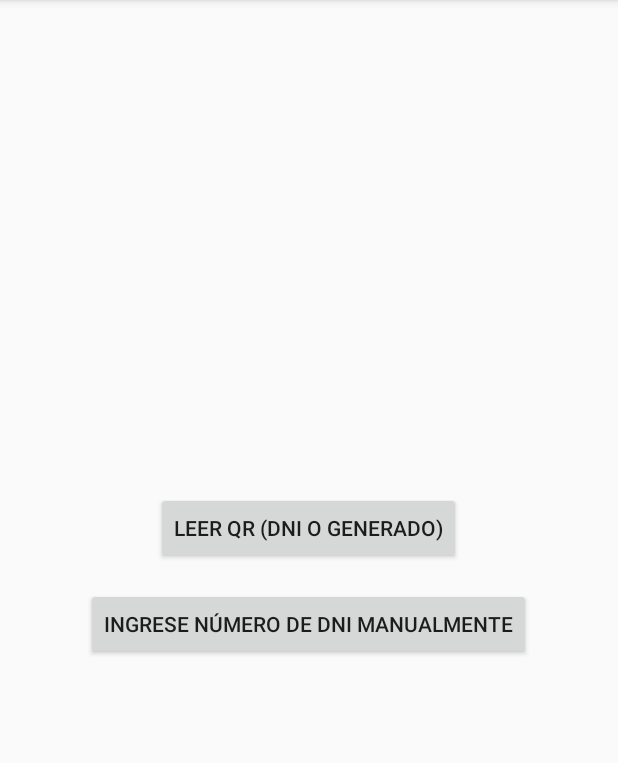
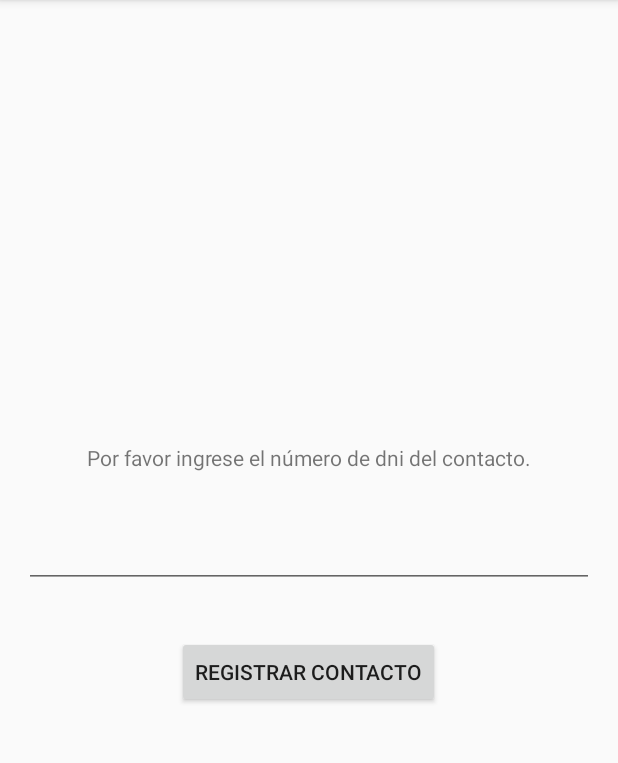
Before and after one commit to lsia/COVID-19, an Android app: the ContactActivity screen opened directly, with no data from a screen before it, after a tap on "INGRESE NÚMERO DE DNI MANUALMENTE", on a phone screen of 412 x 824 dp, the part 84-847 px from its top. Run offline under Robolectric (Android 15) with nearby library versions, the phone set to English and light mode, and no system bars.

Commit message:
Add manual contact

```diff
--- a/android/app/src/main/AndroidManifest.xml
+++ b/android/app/src/main/AndroidManifest.xml
@@ -25,7 +25,9 @@
         </activity>
 
         <activity android:name=".view.activities.DniActivity" />
-        <activity android:name=".view.activities.contact.ContactActivity" />
+        <activity
+            android:name=".view.activities.contact.ContactActivity"
+            android:windowSoftInputMode="adjustResize" />
 
         <activity
             android:name="com.journeyapps.barcodescanner.CaptureActivity"
--- a/android/app/src/main/java/com/fiuba/cuarentenainteligente/model/contact/Person.kt
+++ b/android/app/src/main/java/com/fiuba/cuarentenainteligente/model/contact/Person.kt
@@ -6,8 +6,8 @@ import kotlinx.android.parcel.Parcelize
 @Parcelize
 data class Person(
     val dni: String,
-    val name: String,
-    val lastName: String,
-    val gender: String,
-    val birthdate: String
+    val name: String? = null,
+    val lastName: String? = null,
+    val gender: String? = null,
+    val birthdate: String? = null
 ) : Parcelable
--- a/android/app/src/main/java/com/fiuba/cuarentenainteligente/view/activities/contact/ContactActivity.kt
+++ b/android/app/src/main/java/com/fiuba/cuarentenainteligente/view/activities/contact/ContactActivity.kt
@@ -19,6 +19,7 @@ import com.fiuba.cuarentenainteligente.utils.GpsUtils.Companion.GPS_REQUEST
 import com.fiuba.cuarentenainteligente.utils.GpsUtils.Companion.LOCATION_REQUEST
 import com.fiuba.cuarentenainteligente.view.fragments.contact.ContactCongrats
 import com.fiuba.cuarentenainteligente.view.fragments.contact.ContactSelectorFragment
+import com.fiuba.cuarentenainteligente.view.fragments.contact.ManualContactFragment
 import com.fiuba.cuarentenainteligente.view.fragments.contact.QrReaderFragment
 import com.fiuba.cuarentenainteligente.viewmodel.location.LocationViewModel
 
@@ -144,6 +145,14 @@ class ContactActivity : AppCompatActivity() {
         }
     }
 
+    fun replaceToManualContactFragment() {
+        supportFragmentManager.commit {
+            addToBackStack(ManualContactFragment.TAG)
+            setTransition(FragmentTransaction.TRANSIT_FRAGMENT_FADE)
+            replace(R.id.contact_container, ManualContactFragment.newInstance())
+        }
+    }
+
     fun replaceToContactCongratsFragment(person: Person) {
         supportFragmentManager.commit {
             addToBackStack(QrReaderFragment.TAG)
@@ -169,4 +178,5 @@ class ContactActivity : AppCompatActivity() {
             super.onBackPressed()
         }
     }
+
 }
--- a/android/app/src/main/java/com/fiuba/cuarentenainteligente/view/fragments/contact/ContactSelectorFragment.kt
+++ b/android/app/src/main/java/com/fiuba/cuarentenainteligente/view/fragments/contact/ContactSelectorFragment.kt
@@ -31,7 +31,7 @@ class ContactSelectorFragment : Fragment() {
             (activity as ContactActivity).replaceToQrFragment()
         }
         manual_contact_button.setOnClickListener {
-
+            (activity as ContactActivity).replaceToManualContactFragment()
         }
     }
 }
--- /dev/null
+++ b/android/app/src/main/java/com/fiuba/cuarentenainteligente/view/fragments/contact/ManualContactFragment.kt
@@ -0,0 +1,42 @@
+package com.fiuba.cuarentenainteligente.view.fragments.contact
+
+import android.os.Bundle
+import android.view.LayoutInflater
+import android.view.View
+import android.view.ViewGroup
+import android.widget.Toast
+import androidx.fragment.app.Fragment
+import com.fiuba.cuarentenainteligente.R
+import com.fiuba.cuarentenainteligente.model.contact.Person
+import com.fiuba.cuarentenainteligente.view.activities.contact.ContactActivity
+import kotlinx.android.synthetic.main.fragment_manual_contact.*
+
+class ManualContactFragment : Fragment() {
+    companion object {
+        val TAG = ManualContactFragment::class.java.simpleName
+
+        fun newInstance(): ManualContactFragment {
+            return ManualContactFragment()
+        }
+    }
+
+    override fun onCreateView(
+        inflater: LayoutInflater,
+        container: ViewGroup?,
+        savedInstanceState: Bundle?
+    ): View? {
+        return inflater.inflate(R.layout.fragment_manual_contact, container, false)
+    }
+
+    override fun onViewCreated(view: View, savedInstanceState: Bundle?) {
+        super.onViewCreated(view, savedInstanceState)
+        contact_registration_button.setOnClickListener {
+            if (contact_registration_editText.text.isNotEmpty()) {
+                (activity as ContactActivity).replaceToContactCongratsFragment(Person(dni = contact_registration_editText.text.toString()))
+            } else {
+                Toast.makeText(context, R.string.manual_contact_empty_menssage, Toast.LENGTH_LONG)
+                    .show()
+            }
+        }
+    }
+}
--- /dev/null
+++ b/android/app/src/main/res/layout/fragment_manual_contact.xml
@@ -0,0 +1,31 @@
+<?xml version="1.0" encoding="utf-8"?>
+<LinearLayout xmlns:android="http://schemas.android.com/apk/res/android"
+    android:layout_width="match_parent"
+    android:layout_height="match_parent"
+    android:gravity="center"
+    android:orientation="vertical">
+
+    <TextView
+        android:id="@+id/textView2"
+        android:layout_width="wrap_content"
+        android:layout_height="wrap_content"
+        android:layout_margin="@dimen/default_margin"
+        android:text="@string/manual_contact_message" />
+
+    <EditText
+        android:id="@+id/contact_registration_editText"
+        android:layout_width="match_parent"
+        android:layout_height="wrap_content"
+        android:layout_margin="@dimen/default_margin"
+        android:gravity="center"
+        android:inputType="number" />
+
+    <Button
+        android:id="@+id/contact_registration_button"
+        android:layout_width="wrap_content"
+        android:layout_height="wrap_content"
+        android:layout_margin="@dimen/default_margin"
+        android:text="@string/manual_contact_registration" />
+
+
+</LinearLayout>
--- a/android/app/src/main/res/values/strings.xml
+++ b/android/app/src/main/res/values/strings.xml
@@ -8,4 +8,7 @@
     <string name="location_permission_request_message">Por favor para poder tener mejores resultados en la detección de posibles casos, recomendamos acepte dar permisos para obtener su localización. Muchas gracias</string>
     <string name="acept">Aceptar</string>
     <string name="camera_error_message">Se necesitan permisos a la camaera para utilizar esta funcionalidad.</string>
+    <string name="manual_contact_message">Por favor ingrese el número de dni del contacto.</string>
+    <string name="manual_contact_registration">Registrar contacto</string>
+    <string name="manual_contact_empty_menssage">Por favor ingrese un dni.</string>
 </resources>
```
